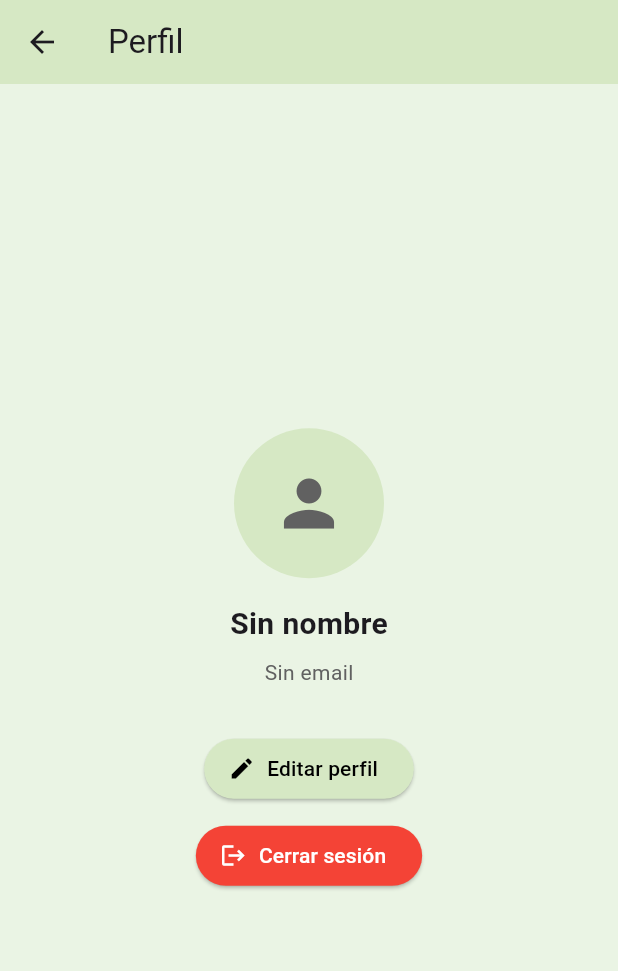
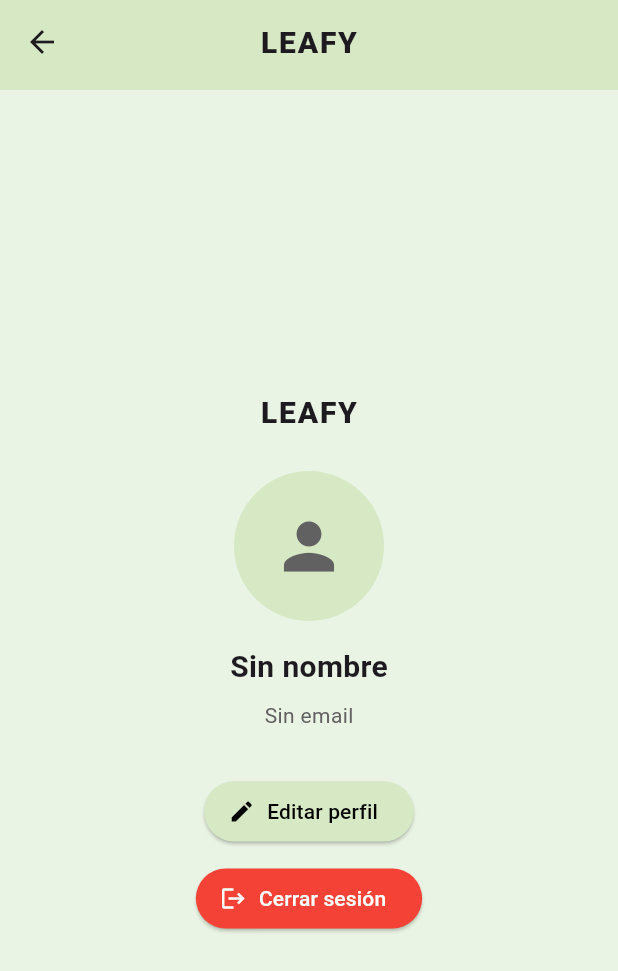
Before and after one commit to mrami8/leafy_app_flutter, a Flutter app: the ProfileScreen screen opened directly, on a phone screen of 412 x 824 dp. Shown: the top 971 px of the screen. Run offline on Flutter 3.47's test engine with Material 3 defaults, Android fonts, the phone set to English and light mode, and no system bars; our stand-ins replace image_picker, supabase_flutter, table_calendar; accounts and stored records are empty; network calls fail.

Commit message:
logo change in all menus

```diff
--- a/lib/screens/planta_crecimiento_screen.dart
+++ b/lib/screens/planta_crecimiento_screen.dart
@@ -85,6 +85,7 @@ class _PlantGrowthPageState extends State<PlantGrowthPage> {
               ],
             ),
           ),
+
           const SizedBox(height: 12),
 
           // Contenedor para las fotos o mensaje si no hay ninguna
--- a/lib/screens/profile_screen.dart
+++ b/lib/screens/profile_screen.dart
@@ -16,10 +16,23 @@ class ProfileScreen extends StatelessWidget {
     return Scaffold(
       backgroundColor: const Color(0xFFEAF4E4), // Fondo verde claro
 
-      appBar: AppBar(
-        title: Text('Perfil'),
-        backgroundColor: const Color(0xFFD6E8C4), // Barra superior verde pastel
+      appBar: PreferredSize(
+  preferredSize: Size.fromHeight(60), // Tamaño ajustado
+  child: AppBar(
+    backgroundColor: const Color(0xFFD6E8C4),
+    centerTitle: true,
+    elevation: 0,
+    title: const Text(
+      "LEAFY",
+      style: TextStyle(
+        fontWeight: FontWeight.w800,
+        fontSize: 20,
+        letterSpacing: 1.2,
       ),
+    ),
+  ),
+),
+
 
       // Si los datos del perfil están cargando, se muestra un indicador
       body:
@@ -29,13 +42,22 @@ class ProfileScreen extends StatelessWidget {
                 padding: const EdgeInsets.all(16.0),
                 child: Center(
                   child: Column(
-                    mainAxisAlignment:
-                        MainAxisAlignment.center, // Centrado vertical
-                    crossAxisAlignment:
-                        CrossAxisAlignment.center, // Centrado horizontal
+                    mainAxisAlignment: MainAxisAlignment.center,
+                    crossAxisAlignment: CrossAxisAlignment.center,
+                    children: [
+                      // Título LEAFY
+                      Text(
+                        "LEAFY",
+                        style: TextStyle(
+                          fontWeight: FontWeight.w800,
+                          fontSize: 20,
+                          letterSpacing: 1.2,
+                        ),
+                      ),
 
-                    children: [
-                      // Avatar del usuario (foto o icono por defecto)
+                      SizedBox(height: 24),
+
+                      // Avatar del usuario
                       CircleAvatar(
                         radius: 50,
                         backgroundImage:
--- a/lib/screens/search_screen.dart
+++ b/lib/screens/search_screen.dart
@@ -19,7 +19,7 @@ class SearchScreen extends StatelessWidget {
               color: const Color(0xFFD6E8C4), // Verde pastel claro
               padding: const EdgeInsets.symmetric(horizontal: 16, vertical: 12),
               child: Row(
-                mainAxisAlignment: MainAxisAlignment.spaceBetween,
+                mainAxisAlignment: MainAxisAlignment.center,
                 children: const [
                   Text(
                     "LEAFY",
```
Also changed, not shown: lib/screens/calendar_screen.dart (+10 -14 lines), lib/screens/plants_screen.dart (+15 -10 lines).
